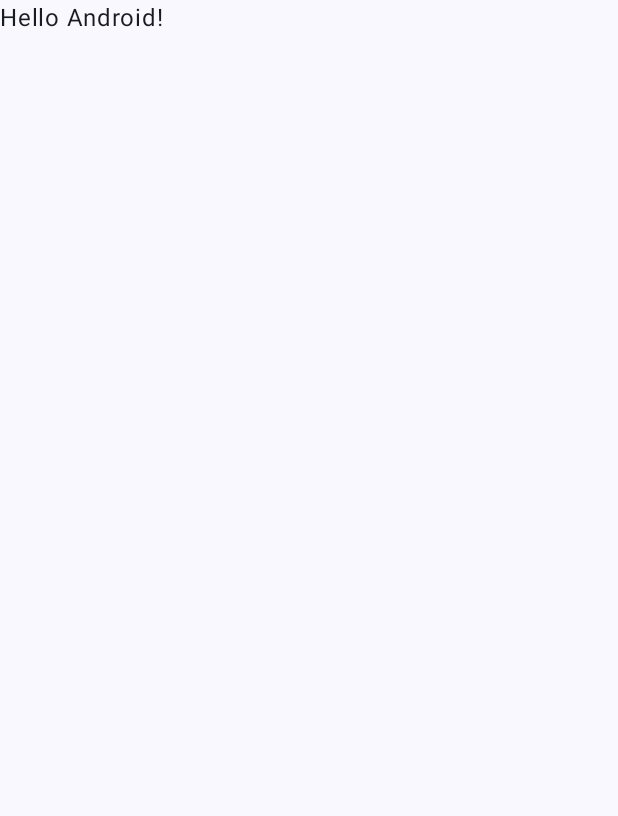
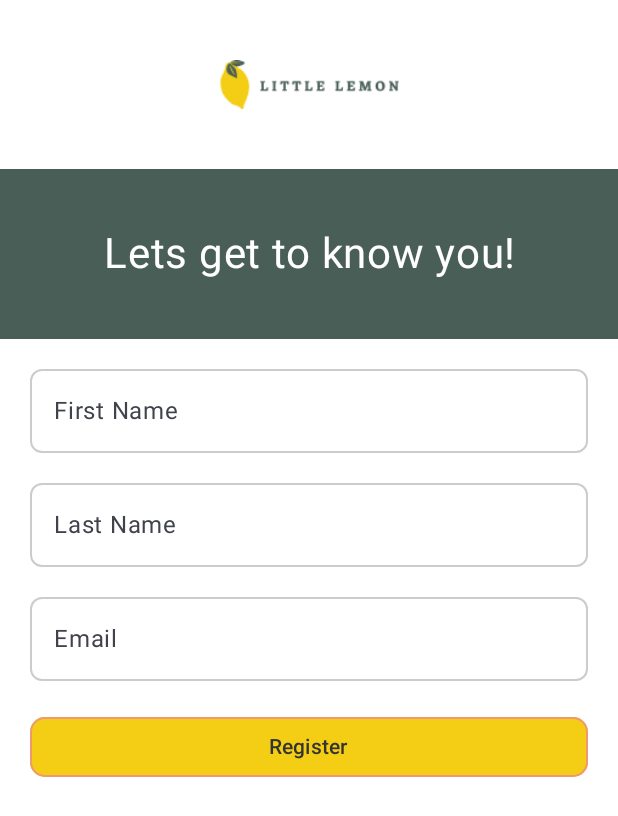
Before and after one commit to lgarciaruiz/little-lemon, an Android app built with Jetpack Compose: the screen it shows after launch (MainActivity), on a phone screen of 412 x 824 dp. Before the commit the part shown is almost empty. Shown: the top 816 px of the screen. Run offline under Robolectric (Android 15) with nearby library versions, the phone set to English and light mode, and no system bars.

Commit message:
added Onboarding composable

```diff
--- a/app/build.gradle.kts
+++ b/app/build.gradle.kts
@@ -6,7 +6,7 @@ plugins {
 
 android {
     namespace = "com.example.littlelemon"
-    compileSdk = 34
+    compileSdk = 35
 
     defaultConfig {
         applicationId = "com.example.littlelemon"
--- a/app/src/main/java/com/example/littlelemon/MainActivity.kt
+++ b/app/src/main/java/com/example/littlelemon/MainActivity.kt
@@ -1,15 +1,18 @@
 package com.example.littlelemon
 
+import Onboarding
 import android.os.Bundle
 import androidx.activity.ComponentActivity
 import androidx.activity.compose.setContent
 import androidx.activity.enableEdgeToEdge
+import androidx.compose.foundation.background
 import androidx.compose.foundation.layout.fillMaxSize
 import androidx.compose.foundation.layout.padding
 import androidx.compose.material3.Scaffold
 import androidx.compose.material3.Text
 import androidx.compose.runtime.Composable
 import androidx.compose.ui.Modifier
+import androidx.compose.ui.graphics.Color
 import androidx.compose.ui.tooling.preview.Preview
 import com.example.littlelemon.ui.theme.LittleLemonTheme
 
@@ -19,11 +22,10 @@ class MainActivity : ComponentActivity() {
         enableEdgeToEdge()
         setContent {
             LittleLemonTheme {
-                Scaffold(modifier = Modifier.fillMaxSize()) { innerPadding ->
-                    Greeting(
-                        name = "Android",
-                        modifier = Modifier.padding(innerPadding)
-                    )
+                Scaffold(modifier = Modifier.fillMaxSize(),
+                    containerColor = Color.White
+                ) { innerPadding ->
+                    Onboarding(modifier = Modifier.padding(innerPadding))
                 }
             }
         }
--- /dev/null
+++ b/app/src/main/java/com/example/littlelemon/composables/Button.kt
@@ -0,0 +1,34 @@
+import androidx.compose.foundation.BorderStroke
+import androidx.compose.foundation.shape.RoundedCornerShape
+import androidx.compose.material3.Button
+import androidx.compose.material3.ButtonDefaults
+import androidx.compose.material3.Text
+import androidx.compose.runtime.Composable
+import androidx.compose.ui.Modifier
+import androidx.compose.ui.graphics.Color
+import androidx.compose.ui.tooling.preview.Preview
+import androidx.compose.ui.unit.dp
+
+@Composable
+fun LLButton(text: String, modifier: Modifier = Modifier, onClick: () -> Unit) {
+    Button(
+        shape = RoundedCornerShape(10.dp),
+        onClick = onClick,
+        border = BorderStroke(1.dp, Color(0xFFEE9972)),
+        colors = ButtonDefaults.buttonColors(
+            containerColor = Color(0xFFF4CE14),
+            contentColor = Color(0XFF333333)
+        ),
+        modifier = modifier
+    ) {
+        Text(text)
+    }
+}
+
+@Composable
+@Preview
+fun ButtonPreivew(){
+    LLButton(text = "Click me") {
+        // Do something when the button is clicked
+    }
+}
--- /dev/null
+++ b/app/src/main/java/com/example/littlelemon/composables/Onboarding.kt
@@ -0,0 +1,89 @@
+import androidx.compose.foundation.Image
+import androidx.compose.foundation.background
+import androidx.compose.foundation.border
+import androidx.compose.foundation.layout.Column
+import androidx.compose.foundation.layout.Spacer
+import androidx.compose.foundation.layout.fillMaxWidth
+import androidx.compose.foundation.layout.padding
+import androidx.compose.foundation.layout.width
+import androidx.compose.foundation.shape.RoundedCornerShape
+import androidx.compose.material3.Text
+import androidx.compose.material3.TextField
+import androidx.compose.material3.TextFieldDefaults
+import androidx.compose.runtime.Composable
+import androidx.compose.runtime.getValue
+import androidx.compose.runtime.mutableStateOf
+import androidx.compose.runtime.remember
+import androidx.compose.runtime.setValue
+import androidx.compose.ui.Alignment
+import androidx.compose.ui.Modifier
+import androidx.compose.ui.graphics.Color
+import androidx.compose.ui.layout.ContentScale
+import androidx.compose.ui.res.painterResource
+import androidx.compose.ui.text.style.TextAlign
+import androidx.compose.ui.tooling.preview.Preview
+import androidx.compose.ui.unit.dp
+import androidx.compose.ui.unit.sp
+import com.example.littlelemon.R
+
+@Composable
+fun Onboarding(modifier: Modifier = Modifier) {
+    Column(modifier = modifier) {
+        Image(
+            painterResource(id = R.drawable.logo),
+            contentDescription = "Little Lemon Logo",
+            contentScale = ContentScale.FillWidth,
+            modifier = Modifier.align(Alignment.CenterHorizontally)
+                .padding(0.dp, 40.dp)
+                .width(150.dp)
+        )
+        Text(
+            text = "Lets get to know you!",
+            fontSize = 28.sp,
+            color = Color(color = 0xFFFFFFFF),
+            modifier = Modifier
+                .background(Color(0xFF495E57))
+                .fillMaxWidth()
+                .padding(0.dp, 40.dp),
+            textAlign = TextAlign.Center
+        )
+        Spacer(modifier = Modifier.padding(10.dp))
+        OnboardInput(label = "First Name")
+        Spacer(modifier = Modifier.padding(10.dp))
+        OnboardInput(label = "Last Name")
+        Spacer(modifier = Modifier.padding(10.dp))
+        OnboardInput(label = "Email", placeholderText = "example@gmail.com")
+        LLButton(text = "Register", modifier = Modifier.padding(20.dp).fillMaxWidth()) {
+            // Do something when the button is clicked
+        }
+    }
+}
+
+@Composable
+fun OnboardInput(label: String = "", placeholderText: String = "") {
+    var text by remember { mutableStateOf("") }
+    Column(
+        modifier = Modifier.padding(horizontal = 20.dp)
+    ) {
+        TextField(
+            value = text,
+            colors = TextFieldDefaults.colors(
+                focusedContainerColor = Color.White,
+                unfocusedContainerColor = Color.White,
+                focusedIndicatorColor = Color.White,
+                unfocusedIndicatorColor = Color.White
+            ),
+            onValueChange = { text = it },
+            label = { Text(label) },
+            placeholder = { Text(text = placeholderText) },
+            modifier = Modifier.fillMaxWidth()
+                    .border(1.dp, Color.LightGray, RoundedCornerShape(8.dp))
+        )
+    }
+}
+
+@Composable
+@Preview
+fun OnboardingPreview(){
+    Onboarding()
+}
```
Also changed, not shown: app/src/main/res/drawable-nodpi/logo.png (added).
